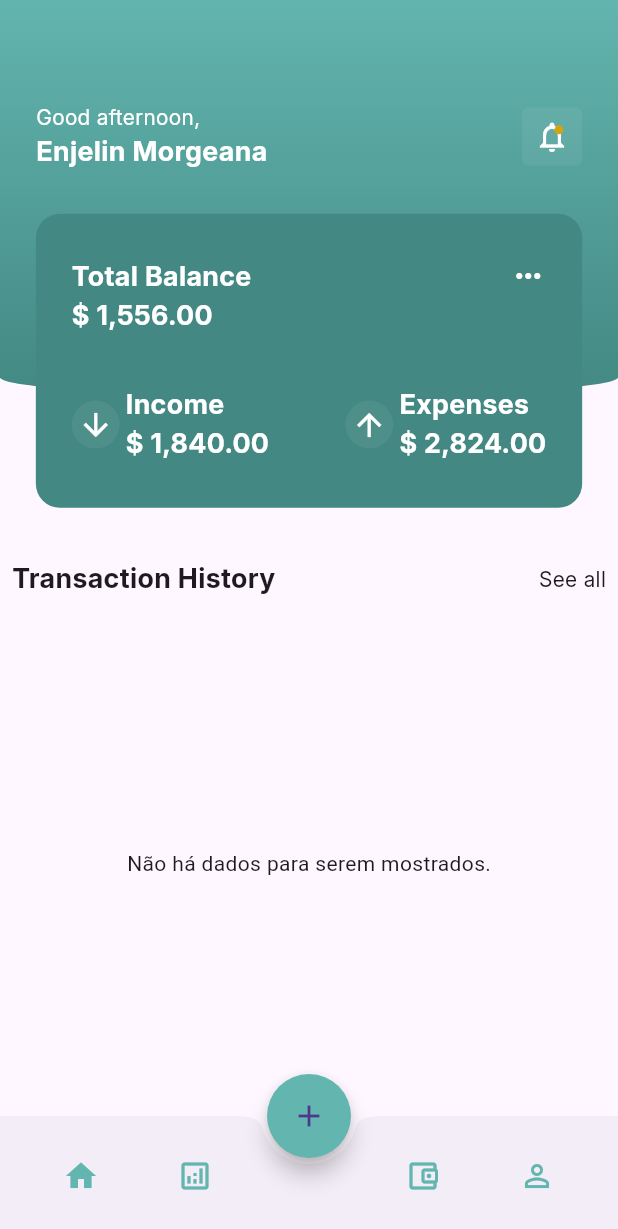
After one commit to Emerson018/mps_bikes_project, a Flutter app: the HomePageView screen opened by its route, on a phone screen of 412 x 824 dp. The commit adds this screen. Shown: the top 1229 px of the screen. Run offline on Flutter 3.47's test engine with Material 3 defaults, Android fonts, the phone set to English and light mode, and no system bars; our stand-ins replace cloud_firestore, cloud_functions, firebase_auth, firebase_core, flutter_secure_storage, get_it; accounts and stored records are empty.

Commit message:
V33.1, extração de widget e componentes

```diff
--- /dev/null
+++ b/lib/common/widgets/app_header.dart
@@ -0,0 +1,85 @@
+import 'package:flutter/material.dart';
+import 'package:mps_app/common/constants/app_colors.dart';
+import 'package:mps_app/common/constants/app_text_style.dart';
+import 'package:mps_app/common/extensions/sizes.dart';
+import 'package:mps_app/features/home/greetings_widget.dart';
+import 'package:mps_app/common/widgets/notification_widget.dart';
+
+class AppHeader extends StatefulWidget {
+  final String? title;
+  final bool hasOptions;
+
+  const AppHeader({
+    super.key,
+    this.title,
+    this.hasOptions = false,
+  });
+
+  @override
+  State<AppHeader> createState() => _AppHeaderState();
+}
+
+class _AppHeaderState extends State<AppHeader> {
+
+  Widget get _innerHeader => widget.title != null
+    ? Row(
+      mainAxisAlignment: MainAxisAlignment.spaceBetween,
+      children: [
+        GestureDetector(
+          onTap: () => Navigator.pop(context),
+          child: const Icon(
+            Icons.arrow_back_ios,
+            size: 16.0,
+            color: AppColors.white,
+          ),
+        ),
+        Text(
+          widget.title!,
+          style: AppTextStyles.mediumText.apply(
+            color: AppColors.white,
+          ),
+        ),
+        widget.hasOptions ? const Icon(
+          Icons.more_horiz,
+          color: AppColors.white,
+        ) : const SizedBox(width: 16.0,),
+      ],
+    )
+    : Row(
+      mainAxisAlignment: MainAxisAlignment.spaceBetween,
+      children: const [
+        GreetingsWidget(),
+        NotificationWidget(),
+      ],
+    );
+
+  @override
+  Widget build(BuildContext context) {
+    return Stack(children: [
+      Positioned(
+            left: 0,
+            right: 0,
+            child: Container(
+              decoration: const BoxDecoration(
+                gradient: LinearGradient(
+                  begin: Alignment.topCenter,
+                  end: Alignment.bottomCenter,
+                  colors: AppColors.greenGradient,
+                ),
+                borderRadius: BorderRadius.only(
+                  bottomLeft: Radius.elliptical(500, 30),
+                  bottomRight: Radius.elliptical(500, 30),
+                ),
+              ),
+              height: 287.h,
+            ),
+          ),
+          Positioned(
+              left: 24.0,
+              right: 24.0,
+              top: 74.h,
+              child: _innerHeader
+            ),
+    ],);
+  }
+}
--- a/lib/common/widgets/custom_bottom_app_bar.dart
+++ b/lib/common/widgets/custom_bottom_app_bar.dart
@@ -22,8 +22,15 @@
         mainAxisAlignment: MainAxisAlignment.spaceAround,
         children: widget.children.map(
           (item) {
-            final currentItem =
-                widget.children.indexOf(item) == _selectedItemIndex;
+             final isEmptyItem = (item.label == null && item.primaryIcon == null && item.secondaryIcon == null);
+    if (isEmptyItem) {
+      // Retorna apenas um Expanded sem InkWell (nem icone)
+      return const Expanded(
+        child: SizedBox.shrink(),
+      );
+    }
+    // Caso contrário, o item normal
+    final currentItem = widget.children.indexOf(item) == _selectedItemIndex;
     return Expanded(
       child: InkWell(
         onTap: item.onPressed,
@@ -41,8 +48,7 @@
         ),
       ),
     );
-          },
-        ).toList(),
+  }).toList(),
       ),
     );
   }
--- /dev/null
+++ b/lib/common/widgets/notification_widget.dart
@@ -0,0 +1,43 @@
+import 'package:flutter/material.dart';
+import 'package:mps_app/common/constants/app_colors.dart';
+import 'package:mps_app/common/extensions/sizes.dart';
+
+class NotificationWidget extends StatelessWidget {
+  const NotificationWidget({
+    super.key,
+  });
+
+  @override
+  Widget build(BuildContext context) {
+    return Container(
+      padding: EdgeInsets.symmetric(
+        vertical: 8.h,
+        horizontal: 8.w,
+      ),
+      decoration: BoxDecoration(
+        borderRadius:
+            const BorderRadius.all(Radius.circular(4.0)),
+        color: AppColors.white.withOpacity(0.06),
+      ),
+      child: Stack(
+        alignment: const AlignmentDirectional(0.5, -0.5),
+        children: [
+          const Icon(
+            Icons.notifications_none_outlined,
+            color: AppColors.white,
+          ),
+          Container(
+            width: 6.w,
+            height: 6.w,
+            decoration: BoxDecoration(
+              color: const Color(0xFFD4A310),
+              borderRadius: BorderRadius.circular(
+                4.0,
+              ),
+            ),
+          ),
+        ],
+      ),
+    );
+  }
+}
--- /dev/null
+++ b/lib/features/home/greetings_widget.dart
@@ -0,0 +1,35 @@
+import 'package:flutter/material.dart';
+import 'package:mps_app/common/constants/app_colors.dart';
+import 'package:mps_app/common/constants/app_text_style.dart';
+
+class GreetingsWidget extends StatelessWidget {
+  const GreetingsWidget({
+    super.key,
+
+  });
+
+
+
+  @override
+  Widget build(BuildContext context) {
+    double _textScaleFactor =
+      MediaQuery.of(context).size.width < 360 ? 0.7 : 1.0;
+    return Column(
+      crossAxisAlignment: CrossAxisAlignment.start,
+      children: [
+        Text(
+          'Good afternoon,',
+          textScaleFactor: _textScaleFactor,
+          style: AppTextStyles.smallText
+              .apply(color: AppColors.white),
+        ),
+        Text(
+          'Enjelin Morgeana',
+          textScaleFactor: _textScaleFactor,
+          style: AppTextStyles.mediumText18
+              .apply(color: AppColors.white),
+        ),
+      ],
+    );
+  }
+}
--- a/lib/features/home/homepage.dart
+++ b/lib/features/home/homepage.dart
@@ -2,6 +2,7 @@
 
 import 'package:flutter/material.dart';
 import 'package:mps_app/common/constants/app_text_style.dart';
+import 'package:mps_app/common/widgets/app_header.dart';
 import 'package:mps_app/common/widgets/custom_circular_progress_indicator.dart';
 import 'package:mps_app/features/home/home_controller.dart';
 import 'package:mps_app/features/home/home_state.dart';
@@ -35,80 +36,7 @@
     return Scaffold(
       body: Stack(
         children: [
-          Positioned(
-            left: 0,
-            right: 0,
-            child: Container(
-              decoration: const BoxDecoration(
-                gradient: LinearGradient(
-                  begin: Alignment.topCenter,
-                  end: Alignment.bottomCenter,
-                  colors: AppColors.greenGradient,
-                ),
-                borderRadius: BorderRadius.only(
-                  bottomLeft: Radius.elliptical(500, 30),
-                  bottomRight: Radius.elliptical(500, 30),
-                ),
-              ),
-              height: 287.h,
-            ),
-          ),
-          Positioned(
-              left: 24.0,
-              right: 24.0,
-              top: 74.h,
-              child: Row(
-                mainAxisAlignment: MainAxisAlignment.spaceBetween,
-                children: [
-                  Column(
-                    crossAxisAlignment: CrossAxisAlignment.start,
-                    children: [
-                      Text(
-                        'Good afternoon,',
-                        textScaleFactor: textScaleFactor,
-                        style: AppTextStyles.smallText
-                            .apply(color: AppColors.white),
-                      ),
-                      Text(
-                        'Enjelin Morgeana',
-                        textScaleFactor: textScaleFactor,
-                        style: AppTextStyles.mediumText18
-                            .apply(color: AppColors.white),
-                      ),
-                    ],
-                  ),
-                  Container(
-                    padding: EdgeInsets.symmetric(
-                      vertical: 8.h,
-                      horizontal: 8.w,
-                    ),
-                    decoration: BoxDecoration(
-                      borderRadius:
-                          const BorderRadius.all(Radius.circular(4.0)),
-                      color: AppColors.white.withOpacity(0.06),
-                    ),
-                    child: Stack(
-                      alignment: const AlignmentDirectional(0.5, -0.5),
-                      children: [
-                        const Icon(
-                          Icons.notifications_none_outlined,
-                          color: AppColors.white,
-                        ),
-                        Container(
-                          width: 6.w,
-                          height: 6.w,
-                          decoration: BoxDecoration(
-                            color: const Color(0xFFD4A310),
-                            borderRadius: BorderRadius.circular(
-                              4.0,
-                            ),
-                          ),
-                        ),
-                      ],
-                    ),
-                  ),
-                ],
-              )),
+          AppHeader(),
           Positioned(
             left: 24.w,
             right: 24.w,
```
Lines whose indentation alone changed are shown as unchanged.
